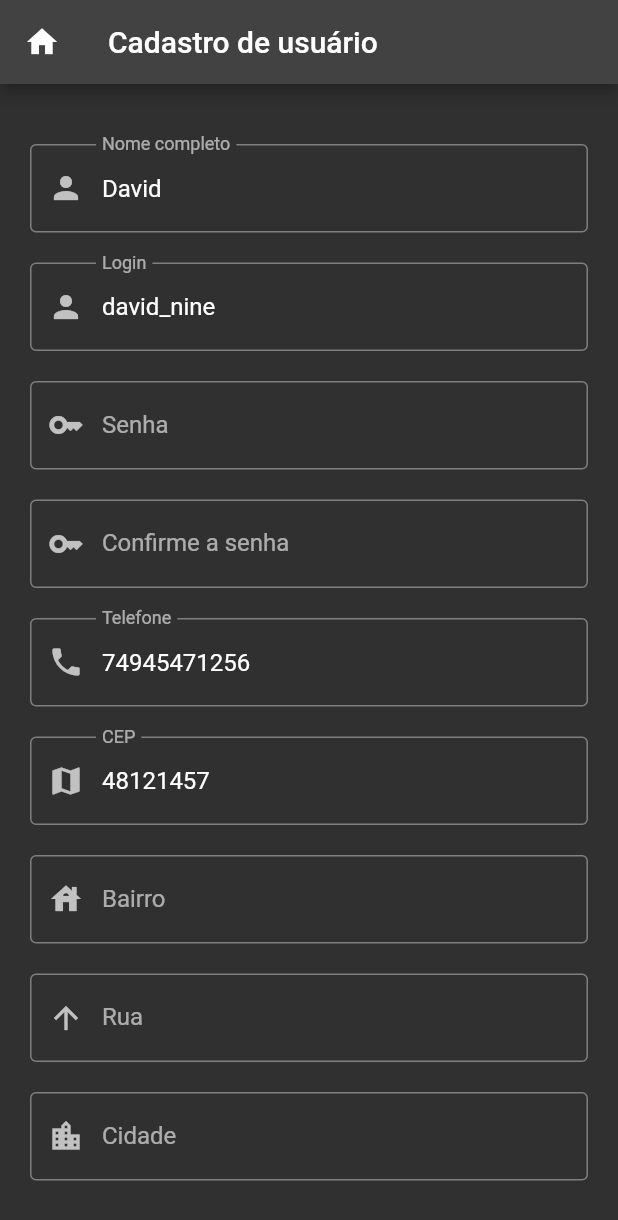
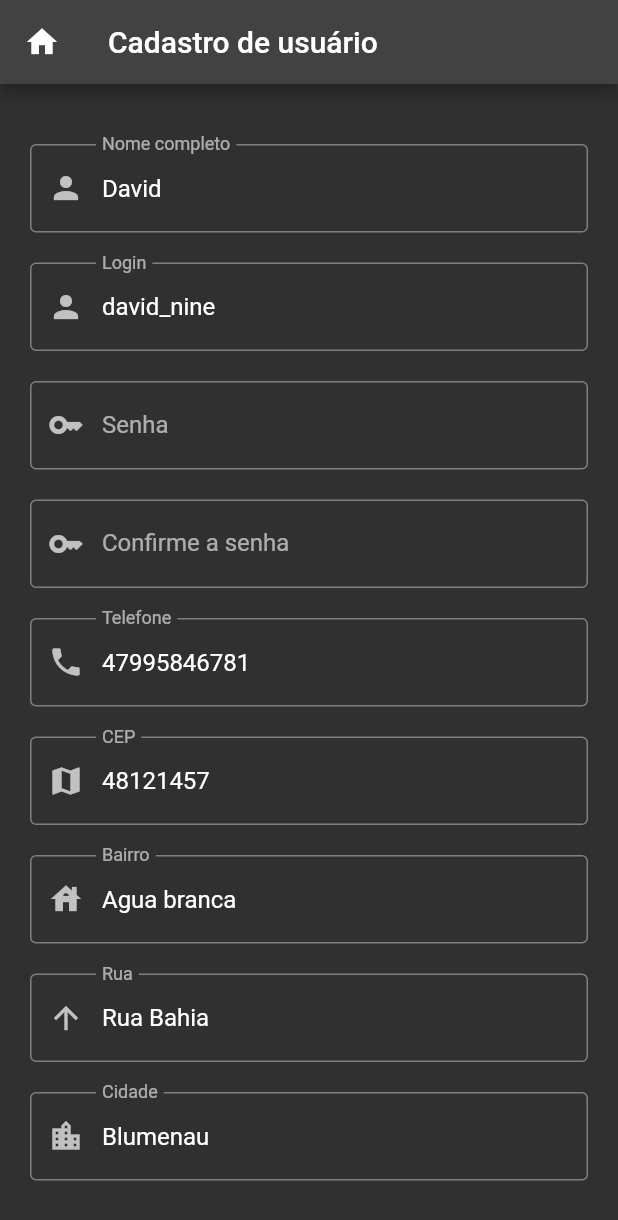
Before and after one commit to dudutonet/via-cep-flutter, a Flutter app: the screen it shows after launch, after a tap on "David", on a phone screen of 412 x 824 dp. Shown: the top 1220 px of the screen. Run offline on Flutter 3.47's test engine with Material 2 defaults, Android fonts, the phone set to English and light mode, and no system bars; our stand-ins replace brasil_fields, dartz, dio, flutter_modular, mask_text_input_formatter.

Commit message:
fix phone mask

```diff
--- a/lib/src/modules/user/data/datasource/remote/user_datasource.dart
+++ b/lib/src/modules/user/data/datasource/remote/user_datasource.dart
@@ -24,8 +24,13 @@ class UserDatasource extends IUserDatasource {
           complement: "casa",
           login: "david_nine",
           number: "547",
-          password: "dsandsnvsda",
-          phone: "74945471256",
+          password: "12s1231",
+          phone: "47995846781",
+          city: "Blumenau",
+          neighborhood: "Agua branca",
+          street: "Rua Bahia",
+          uf: "SC",
+          ibge: "123141",
         ),
       ],
     );
--- a/lib/src/modules/user/presentation/controllers/new_user_controller.dart
+++ b/lib/src/modules/user/presentation/controllers/new_user_controller.dart
@@ -1,4 +1,5 @@
 import 'package:flutter/material.dart';
+import 'package:mask_text_input_formatter/mask_text_input_formatter.dart';
 import 'package:via_cep_mobile/src/modules/shared/domain/usecases/get_address_by_cep_usecase.dart';
 import 'package:via_cep_mobile/src/modules/user/domain/entities/user_entity.dart';
 import 'package:via_cep_mobile/src/modules/user/domain/usecases/create_user_usecase.dart';
@@ -20,6 +21,9 @@ class NewUserController {
   TextEditingController cityController = TextEditingController();
   TextEditingController ufController = TextEditingController();
   TextEditingController ibgeController = TextEditingController();
+  TextEditingController phoneController = TextEditingController();
+  MaskTextInputFormatter phoneMask = MaskTextInputFormatter(
+      mask: "(##) #####-####", filter: {"#": RegExp(r'[0-9]')});
 
   getAddress(String cep) async {
     final result = await getAddressByCepUsecase(cep);
@@ -38,9 +42,26 @@ class NewUserController {
   void edit(UserEntity? user) {
     if (user != null) {
       this.user.value = user;
+      changeUser(user);
     } else {
       this.user.value = UserEntity();
     }
+  }
+
+  changeUser(UserEntity user) {
+    change(
+      fullname: user.fullname,
+      cep: user.cep,
+      city: user.city,
+      complement: user.complement,
+      ibge: user.ibge,
+      login: user.login,
+      neighborhood: user.neighborhood,
+      number: user.number,
+      phone: user.phone,
+      street: user.street,
+      uf: user.password,
+    );
   }
 
   void change({
@@ -62,6 +83,7 @@ class NewUserController {
     if (city != null) cityController.text = city;
     if (uf != null) ufController.text = uf;
     if (ibge != null) ibgeController.text = ibge;
+    if (phone != null) phoneController.text = phone;
 
     user.value = user.value.copyWith(
       fullname: fullname,
@@ -90,6 +112,7 @@ class NewUserController {
       cityController.clear();
       ufController.clear();
       ibgeController.clear();
+      phoneController.clear();
       Navigator.of(context).pushReplacementNamed('/');
     });
   }
--- a/lib/src/modules/user/presentation/pages/new_user_page.dart
+++ b/lib/src/modules/user/presentation/pages/new_user_page.dart
@@ -2,6 +2,7 @@ import 'package:brasil_fields/brasil_fields.dart';
 import 'package:flutter/material.dart';
 import 'package:flutter/services.dart';
 import 'package:flutter_modular/flutter_modular.dart';
+import 'package:mask_text_input_formatter/mask_text_input_formatter.dart';
 import 'package:via_cep_mobile/src/modules/user/domain/entities/user_entity.dart';
 import 'package:via_cep_mobile/src/modules/user/presentation/controllers/new_user_controller.dart';
 
@@ -94,10 +95,10 @@ class _NewUserPageState extends State<NewUserPage> {
                   CustomTextField(
                     label: 'Telefone',
                     hint: 'Informe seu telefone',
-                    initialValue: user.phone?.toString() ?? '',
+                    controller: controller.phoneController,
                     icon: Icons.phone,
                     onSave: (text) => controller.change(phone: text),
-                    inputFormatters: [TelefoneInputFormatter()],
+                    inputFormatters: [controller.phoneMask],
                     validators: [requiredValidator],
                   ),
                   CustomTextField(
--- a/pubspec.yaml
+++ b/pubspec.yaml
@@ -39,6 +39,7 @@ dependencies:
   flutter_modular: ^5.0.3
   dartz: ^0.10.1
   brasil_fields: ^1.12.0
+  mask_text_input_formatter: ^2.4.0
 
 dev_dependencies:
   flutter_test:
```
Also changed, not shown: lib/src/modules/user/data/models/user_model.dart (+21 -1 lines), pubspec.lock.
